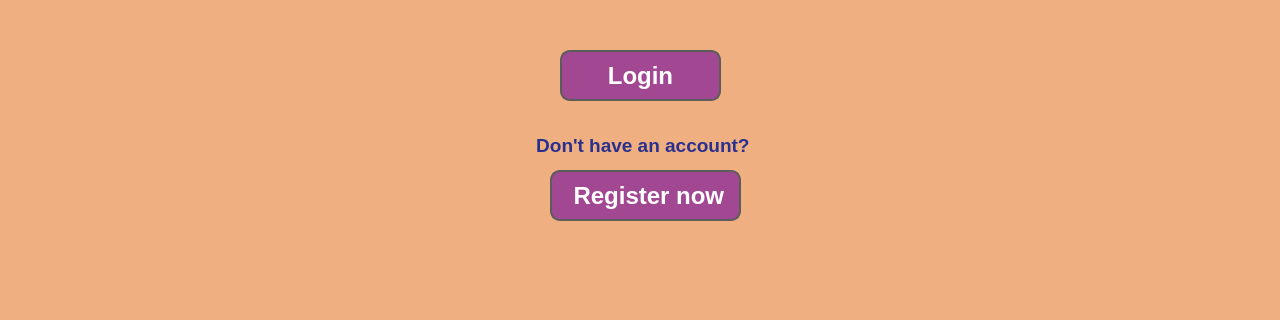
Old version of the form Gartic-Frontend/Gartic-Frontend/LoginWindow.ui in the repository rusuuu/Professional-Googlers; both pictures show x 0 to 1280 and y 400 to 720 of the 1280 by 720 pixel window.
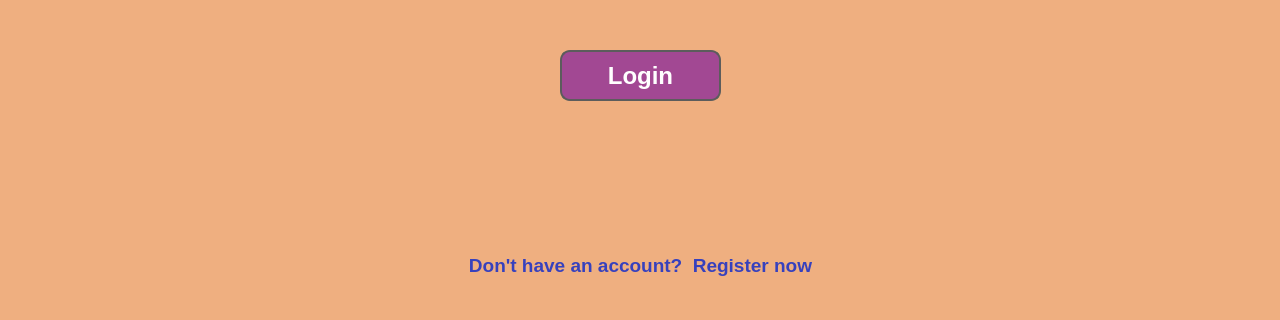
New version of the form.

Commit message: Polished login and register page and added register input validation and password security

Patch:
```diff
--- a/Gartic-Frontend/Gartic-Frontend/LoginWindow.ui
+++ b/Gartic-Frontend/Gartic-Frontend/LoginWindow.ui
@@ -230,110 +230,58 @@
      <string>Password</string>
     </property>
    </widget>
-   <widget class="QLabel" name="EmailErrorLabel">
-    <property name="geometry">
-     <rect>
-      <x>490</x>
-      <y>261</y>
-      <width>301</width>
-      <height>20</height>
-     </rect>
-    </property>
-    <property name="font">
-     <font>
-      <pointsize>11</pointsize>
-      <bold>true</bold>
-     </font>
-    </property>
-    <property name="styleSheet">
-     <string notr="true">color: rgb(231, 96, 131);</string>
-    </property>
-    <property name="text">
-     <string/>
-    </property>
-   </widget>
-   <widget class="QLabel" name="PasswordErrorLabel">
-    <property name="geometry">
-     <rect>
-      <x>490</x>
-      <y>381</y>
-      <width>301</width>
-      <height>20</height>
-     </rect>
-    </property>
-    <property name="font">
-     <font>
-      <pointsize>11</pointsize>
-      <bold>true</bold>
-     </font>
-    </property>
-    <property name="styleSheet">
-     <string notr="true">color: rgb(231, 96, 131);</string>
-    </property>
-    <property name="text">
-     <string/>
-    </property>
-   </widget>
-   <widget class="QLabel" name="SignupLabel">
-    <property name="geometry">
-     <rect>
-      <x>520</x>
-      <y>530</y>
-      <width>251</width>
-      <height>31</height>
-     </rect>
-    </property>
-    <property name="font">
-     <font>
-      <pointsize>14</pointsize>
-      <bold>true</bold>
-     </font>
-    </property>
-    <property name="styleSheet">
-     <string notr="true">color: rgb(41, 48, 142);</string>
-    </property>
-    <property name="text">
-     <string>Don't have an account? </string>
-    </property>
-    <property name="alignment">
-     <set>Qt::AlignCenter</set>
-    </property>
-   </widget>
    <widget class="QPushButton" name="RegisterButton">
     <property name="geometry">
      <rect>
-      <x>550</x>
-      <y>570</y>
-      <width>191</width>
+      <x>460</x>
+      <y>640</y>
+      <width>361</width>
       <height>51</height>
      </rect>
     </property>
     <property name="font">
      <font>
-      <pointsize>18</pointsize>
+      <pointsize>14</pointsize>
       <bold>true</bold>
      </font>
     </property>
     <property name="styleSheet">
      <string notr="true">QPushButton {
-    border-radius: 10px; 
-    border: 2px solid #5c5c5c; 
-    background-color: rgb(162,72,147);  
-    padding: 5px;
-    color: #ffffff;  
+    background: transparent;
+    border: none;
+    color: rgb(55,65, 189);
 }
-
 QPushButton:hover {
-    background-color: rgb(231,96,131);  
-}
-
-QPushButton:pressed {
-    background-color: rgb(225,62,103);  
-}
-</string>
+    color: rgb(162,72,147); 
+}</string>
     </property>
     <property name="text">
-     <string> Register now</string>
+     <string>Don't have an account?  Register now</string>
+    </property>
+   </widget>
+   <widget class="QLabel" name="ErrorLabel">
+    <property name="geometry">
+     <rect>
+      <x>10</x>
+      <y>530</y>
+      <width>1261</width>
+      <height>91</height>
+     </rect>
+    </property>
+    <property name="font">
+     <font>
+      <pointsize>12</pointsize>
+      <bold>true</bold>
+     </font>
+    </property>
+    <property name="styleSheet">
+     <string notr="true">color: rgb(231, 96, 131);</string>
+    </property>
+    <property name="text">
+     <string/>
+    </property>
+    <property name="alignment">
+     <set>Qt::AlignHCenter|Qt::AlignTop</set>
     </property>
    </widget>
   </widget>
```
Left out of the diff: 2 changed lines with no effect on the pictures. The commit also changes 6 other files.
